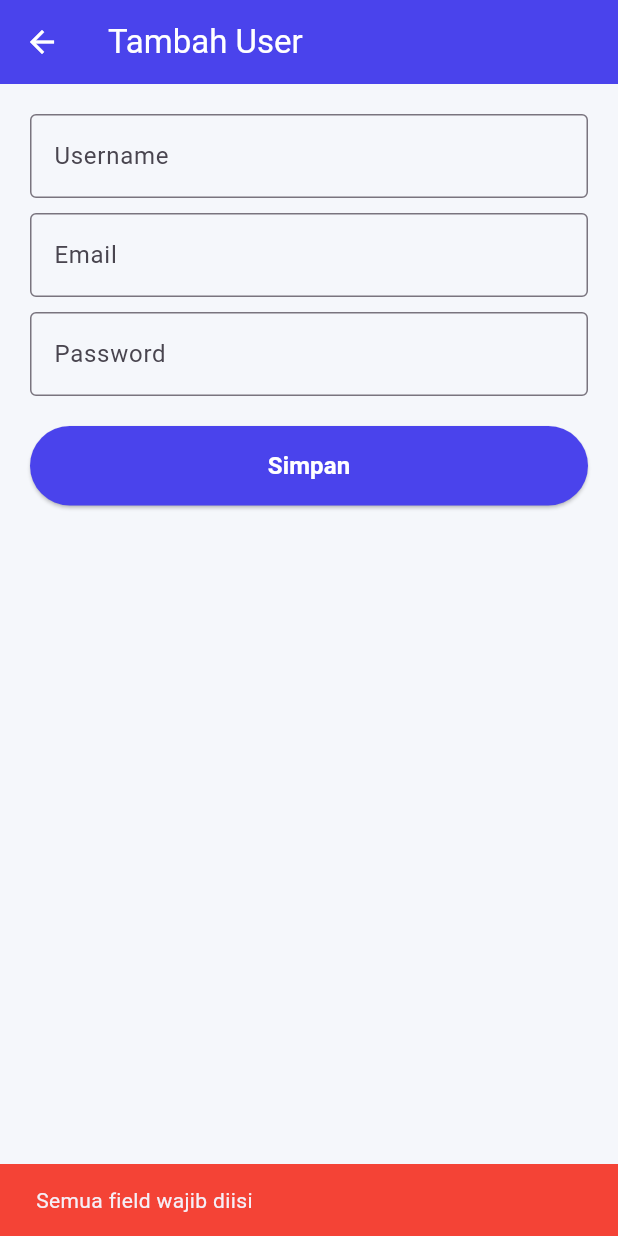
After one commit to vandi-08/tugas_9apnir, a Flutter app: the AddUserPage screen opened directly, after a tap on "Simpan", on a phone screen of 412 x 824 dp. The commit adds this screen. Run offline on Flutter 3.47's test engine with Material 3 defaults, Android fonts, the phone set to English and light mode, and no system bars.

Commit message:
Praktikum pertemuan 10 menampilkan dan menambah data user

```diff
--- /dev/null
+++ b/lib/pages/add_user_page.dart
@@ -0,0 +1,163 @@
+import 'dart:convert';
+import 'package:flutter/material.dart';
+import 'package:http/http.dart' as http;
+
+class AddUserPage extends StatefulWidget {
+  const AddUserPage({super.key});
+
+  @override
+  State<AddUserPage> createState() => _AddUserPageState();
+}
+
+class _AddUserPageState extends State<AddUserPage> {
+  final username = TextEditingController();
+  final email = TextEditingController();
+  final password = TextEditingController();
+
+  bool isSaving = false;
+
+  // Kalau run di Edge/Web, pakai localhost.
+  final String baseUrl = "http://localhost/flutter_api";
+
+  Future<void> saveUser() async {
+    if (username.text.isEmpty || email.text.isEmpty || password.text.isEmpty) {
+      ScaffoldMessenger.of(context).showSnackBar(
+        const SnackBar(
+          backgroundColor: Colors.red,
+          content: Text("Semua field wajib diisi"),
+        ),
+      );
+      return;
+    }
+
+    setState(() {
+      isSaving = true;
+    });
+
+    try {
+      final response = await http.post(
+        Uri.parse("$baseUrl/user/add_user.php"),
+        body: {
+          "username": username.text,
+          "email": email.text,
+          "password": password.text,
+        },
+      );
+
+      final data = jsonDecode(response.body);
+
+      setState(() {
+        isSaving = false;
+      });
+
+      if (data["status"] == true) {
+        if (!mounted) return;
+        Navigator.pop(
+          context,
+          "Data user berhasil disimpan",
+        );
+      } else {
+        if (!mounted) return;
+        ScaffoldMessenger.of(context).showSnackBar(
+          SnackBar(
+            backgroundColor: Colors.red,
+            content: Text(data["message"]),
+          ),
+        );
+      }
+    } catch (e) {
+      setState(() {
+        isSaving = false;
+      });
+
+      if (!mounted) return;
+      ScaffoldMessenger.of(context).showSnackBar(
+        SnackBar(
+          backgroundColor: Colors.red,
+          content: Text("Error: $e"),
+        ),
+      );
+    }
+  }
+
+  @override
+  void dispose() {
+    username.dispose();
+    email.dispose();
+    password.dispose();
+    super.dispose();
+  }
+
+  @override
+  Widget build(BuildContext context) {
+    return Scaffold(
+      backgroundColor: const Color(0xffF5F7FB),
+      appBar: AppBar(
+        title: const Text("Tambah User"),
+        backgroundColor: const Color(0xff4A43EC),
+        foregroundColor: Colors.white,
+      ),
+      body: Padding(
+        padding: const EdgeInsets.all(20),
+        child: Column(
+          children: [
+            TextField(
+              controller: username,
+              decoration: const InputDecoration(
+                labelText: "Username",
+                border: OutlineInputBorder(),
+              ),
+            ),
+            const SizedBox(height: 10),
+            TextField(
+              controller: email,
+              decoration: const InputDecoration(
+                labelText: "Email",
+                border: OutlineInputBorder(),
+              ),
+            ),
+            const SizedBox(height: 10),
+            TextField(
+              controller: password,
+              obscureText: true,
+              decoration: const InputDecoration(
+                labelText: "Password",
+                border: OutlineInputBorder(),
+              ),
+            ),
+            const SizedBox(height: 20),
+            SizedBox(
+              width: double.infinity,
+              child: ElevatedButton(
+                style: ElevatedButton.styleFrom(
+                  backgroundColor: const Color(0xff4A43EC),
+                  foregroundColor: Colors.white,
+                  padding: const EdgeInsets.symmetric(
+                    vertical: 15,
+                  ),
+                ),
+                onPressed: isSaving ? null : saveUser,
+                child: isSaving
+                    ? const SizedBox(
+                        height: 22,
+                        width: 22,
+                        child: CircularProgressIndicator(
+                          color: Colors.white,
+                          strokeWidth: 2,
+                        ),
+                      )
+                    : const Text(
+                        "Simpan",
+                        style: TextStyle(
+                          fontSize: 16,
+                          fontWeight: FontWeight.bold,
+                        ),
+                      ),
+              ),
+            )
+          ],
+        ),
+      ),
+    );
+  }
+}
```
Also changed, not shown: lib/pages/homepage.dart (+38 -5 lines), lib/pages/user_list_page.dart (added, +155 -0 lines).
